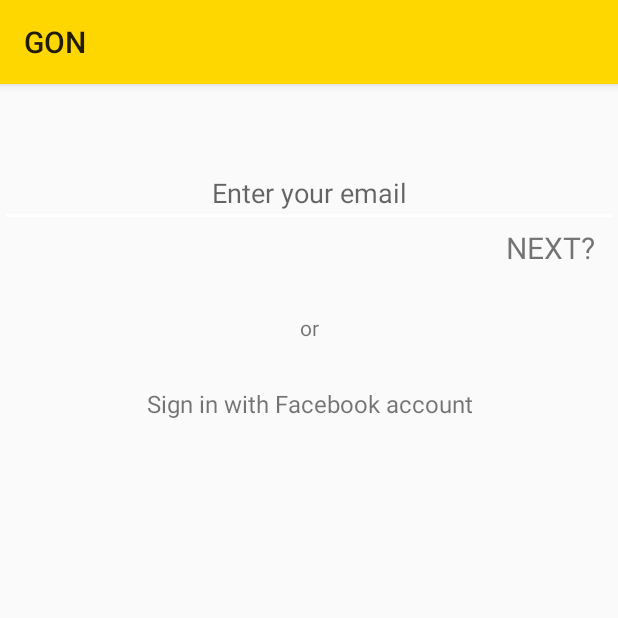
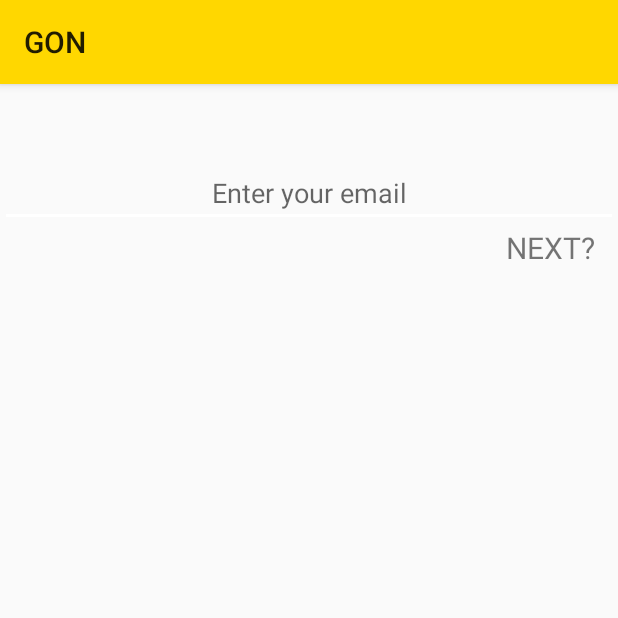
Before and after one commit to markmorcos/GONAndroid, an Android app: the fragment SignUpFragment shown on its own in the app's theme, on a phone screen of 412 x 824 dp, the top half of it. Run offline under Robolectric (Android 15) with nearby library versions, the phone set to English and light mode, and no system bars.

Commit message:
Fixed issue in settings and facebook login

```diff
--- a/app/src/main/res/layout/fragment_sign_up.xml
+++ b/app/src/main/res/layout/fragment_sign_up.xml
@@ -26,22 +26,4 @@
         android:id="@+id/next"
         />
 
-    <TextView
-        android:layout_width="fill_parent"
-        android:layout_height="wrap_content"
-        android:gravity="center"
-        android:text="@string/or"
-        android:layout_marginBottom="30dp"
-        />
-
-    <TextView android:id="@+id/link_facebook"
-        android:layout_width="fill_parent"
-        android:layout_height="wrap_content"
-        android:layout_marginBottom="24dp"
-        android:text="@string/facebook_signin"
-        android:gravity="center"
-        android:textSize="16dip"/>
-
-
-
 </LinearLayout>
```
Also changed, not shown: app/src/main/java/com/mem/gon/fragments/SettingsFragment.java (+7 -5 lines).
